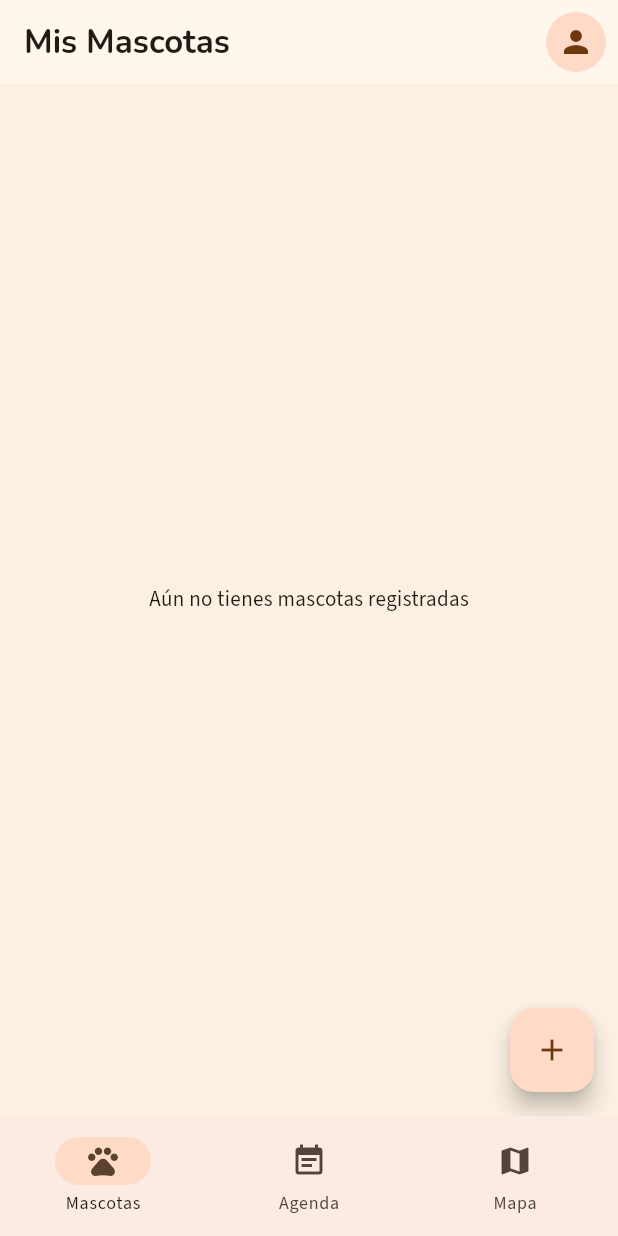
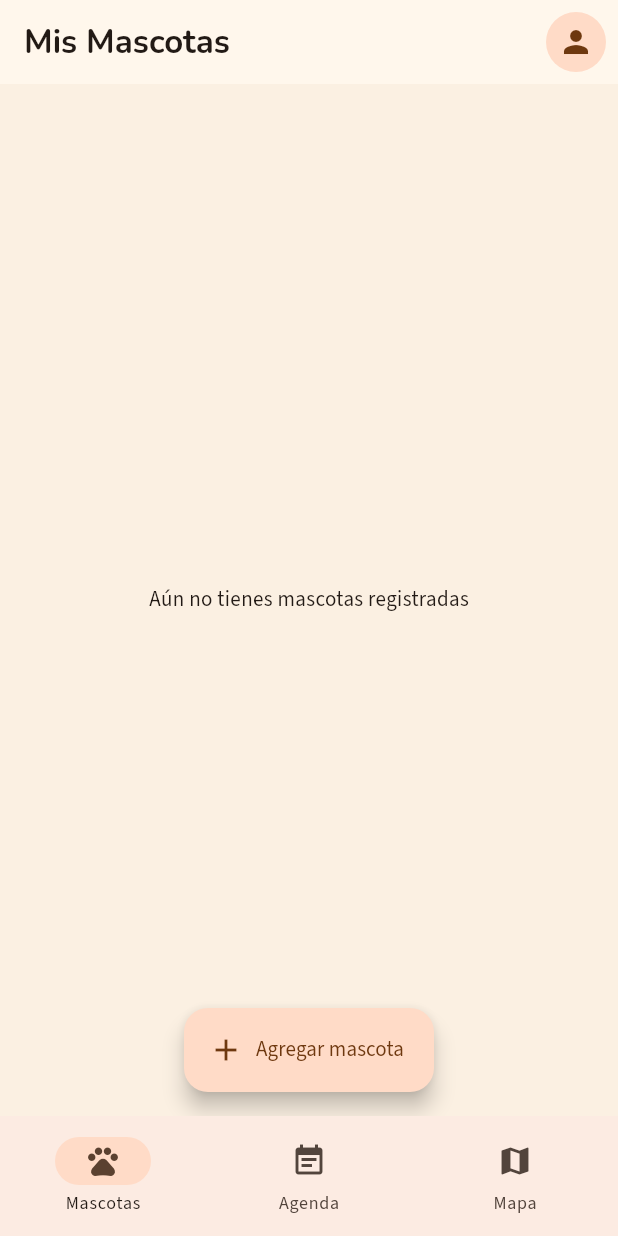
Before and after one commit to BreakPointX13/patas_al_dia, a Flutter app: the screen it shows after launch, after a tap on "Continuar como invitado", on a phone screen of 412 x 824 dp. Run offline on Flutter 3.47's test engine with Material 3 defaults, Android fonts, the phone set to English and light mode, and no system bars; our stand-ins replace flutter_local_notifications, flutter_riverpod, image_picker, open_filex, sqflite, table_calendar and 1 more; accounts and stored records are empty.

Commit message:
feat: recordatorios múltiples, ícono de notificación de marca y ajustes de UI en Agenda
- Recordatorios: un evento ahora puede tener varios avisos a la vez
  (checkboxes en vez de un dropdown de una sola opción), con "6 horas
  antes" agregado como cuarta opción. recordatorioHorasAntes pasa de
  int? a List<int> (se guarda como texto separado por comas).
  NotificacionService programa/cancela un recordatorio por cada valor.
- Ícono de notificación propio (huella con check, blanco sobre
  transparente + tinte de marca) en vez del ícono del launcher —
  assets/images/icono_notificacion_patas.svg + los .png por densidad
  en android/app/src/main/res/drawable-*hdpi/.
- HomeScreen: botón "Agregar mascota" pasa a ser extendido y centrado,
  mismo estilo que "Agregar evento" en AgendaScreen.
- AgendaScreen: aviso en rojo junto al filtro cuando no hay ninguna
  mascota creada todavía.

Documentación companion actualizada y nuevas entradas en
decisiones_arquitectura.md.

Co-Authored-By: Claude Sonnet 5 <noreply@anthropic.com>

```diff
--- a/lib/data/database/database_helper.dart
+++ b/lib/data/database/database_helper.dart
@@ -70,7 +70,7 @@ class DatabaseHelper {
         observaciones TEXT,
         fecha_programada TEXT NOT NULL,
         fecha_realizada TEXT,
-        recordatorio_horas_antes INTEGER,
+        recordatorio_horas_antes TEXT,
         FOREIGN KEY (mascota_id) REFERENCES mascotas (id) ON DELETE CASCADE
       )
     ''');
--- a/lib/presentation/screens/agenda_screen.dart
+++ b/lib/presentation/screens/agenda_screen.dart
@@ -311,12 +311,35 @@ class _AgendaScreenState extends ConsumerState<AgendaScreen> {
         children: [
           Padding(
             padding: const EdgeInsets.symmetric(horizontal: 16, vertical: 8),
-            child: Align(
-              alignment: Alignment.centerLeft,
-              child: Text(
-                'Mostrando: ${_tituloFiltro(mascotas)}',
-                style: Theme.of(context).textTheme.bodySmall,
-              ),
+            child: Wrap(
+              crossAxisAlignment: WrapCrossAlignment.center,
+              spacing: 8,
+              runSpacing: 4,
+              children: [
+                Text(
+                  'Mostrando: ${_tituloFiltro(mascotas)}',
+                  style: Theme.of(context).textTheme.bodySmall,
+                ),
+                if (mascotas.isEmpty)
+                  Container(
+                    padding: const EdgeInsets.symmetric(
+                      horizontal: 8,
+                      vertical: 2,
+                    ),
+                    decoration: BoxDecoration(
+                      color: Colors.red.shade50,
+                      borderRadius: BorderRadius.circular(6),
+                      border: Border.all(color: Colors.red),
+                    ),
+                    child: Text(
+                      'No hay mascotas creadas',
+                      style: TextStyle(
+                        color: Colors.red.shade900,
+                        fontSize: 12,
+                      ),
+                    ),
+                  ),
+              ],
             ),
           ),
           Expanded(
--- a/lib/presentation/screens/detalle_agenda_evento_screen.dart
+++ b/lib/presentation/screens/detalle_agenda_evento_screen.dart
@@ -167,9 +167,11 @@ class _DetalleAgendaEventoScreenState
           ListTile(
             title: const Text('Recordatorio'),
             subtitle: Text(
-              evento.recordatorioHorasAntes == null
+              evento.recordatorioHorasAntes.isEmpty
                   ? 'Sin recordatorio'
-                  : '${evento.recordatorioHorasAntes} horas antes',
+                  : evento.recordatorioHorasAntes
+                        .map((h) => '$h horas antes')
+                        .join(', '),
             ),
           ),
           const Divider(height: 32),
--- a/lib/presentation/screens/home_screen.dart
+++ b/lib/presentation/screens/home_screen.dart
@@ -57,11 +57,12 @@ class _HomeScreenState extends ConsumerState<HomeScreen> {
                 );
               },
             ),
-      floatingActionButton: FloatingActionButton(
+      floatingActionButton: FloatingActionButton.extended(
         onPressed: _irAAgregarMascota,
-        tooltip: 'Agregar mascota',
-        child: const Icon(Icons.add),
+        icon: const Icon(Icons.add),
+        label: const Text('Agregar mascota'),
       ),
+      floatingActionButtonLocation: FloatingActionButtonLocation.centerFloat,
     );
   }
 }
```
Also changed, not shown: lib/data/models/agenda_evento_model.dart (+14 -7 lines), lib/presentation/screens/formulario_agenda_evento_screen.dart (+47 -29 lines), lib/services/notificacion_service.dart (+65 -15 lines), assets/images/icono_notificacion_patas.svg (added), 12 other files.
